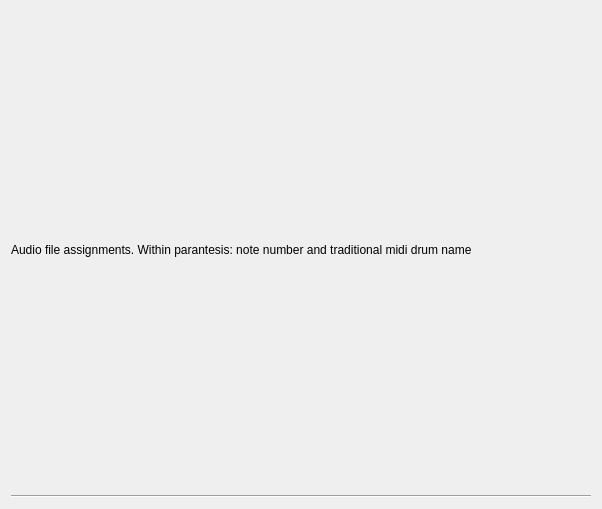
Qt form muse3/synti/simpledrums2/simpledrumsguibase.ui (emrum/muse) before a commit.
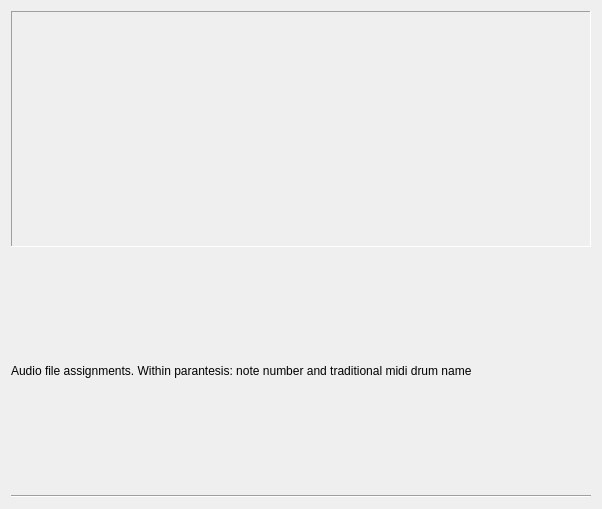
The same form after that commit.

Commit message:
Improved simpledrums so it is atleast possible to find out what values are set on all parameters. All parameters update a statusfield just below the parameters and when moving the mouse over a widget and changing it's value, the status field will be updated.
The widgets are behaving really wierd and especially the dials are impossible to
see what setting they have.
Should be reseached more. Anyhow, it is a lot more usable now.

The edit to the form file:
```diff
--- a/muse3/synti/simpledrums2/simpledrumsguibase.ui
+++ b/muse3/synti/simpledrums2/simpledrumsguibase.ui
@@ -14,14 +14,14 @@
    <string>DrumSynth 0.1</string>
   </property>
   <layout class="QGridLayout" name="gridLayout">
-   <item row="1" column="0">
+   <item row="2" column="0">
     <widget class="QLabel" name="label">
      <property name="text">
       <string>Audio file assignments. Within parantesis: note number and traditional midi drum name</string>
      </property>
     </widget>
    </item>
-   <item row="3" column="0">
+   <item row="4" column="0">
     <layout class="QGridLayout" name="mgbLayout"/>
    </item>
    <item row="0" column="0">
@@ -31,13 +31,26 @@
      </item>
     </layout>
    </item>
-   <item row="2" column="0">
+   <item row="3" column="0">
     <widget class="Line" name="line">
      <property name="orientation">
       <enum>Qt::Horizontal</enum>
      </property>
     </widget>
    </item>
+   <item row="1" column="0">
+    <widget class="QLabel" name="widgetStatusInfo">
+     <property name="frameShape">
+      <enum>QFrame::Panel</enum>
+     </property>
+     <property name="frameShadow">
+      <enum>QFrame::Sunken</enum>
+     </property>
+     <property name="text">
+      <string/>
+     </property>
+    </widget>
+   </item>
   </layout>
  </widget>
  <layoutdefault spacing="6" margin="11"/>
```
The commit also changes 3 other files.
